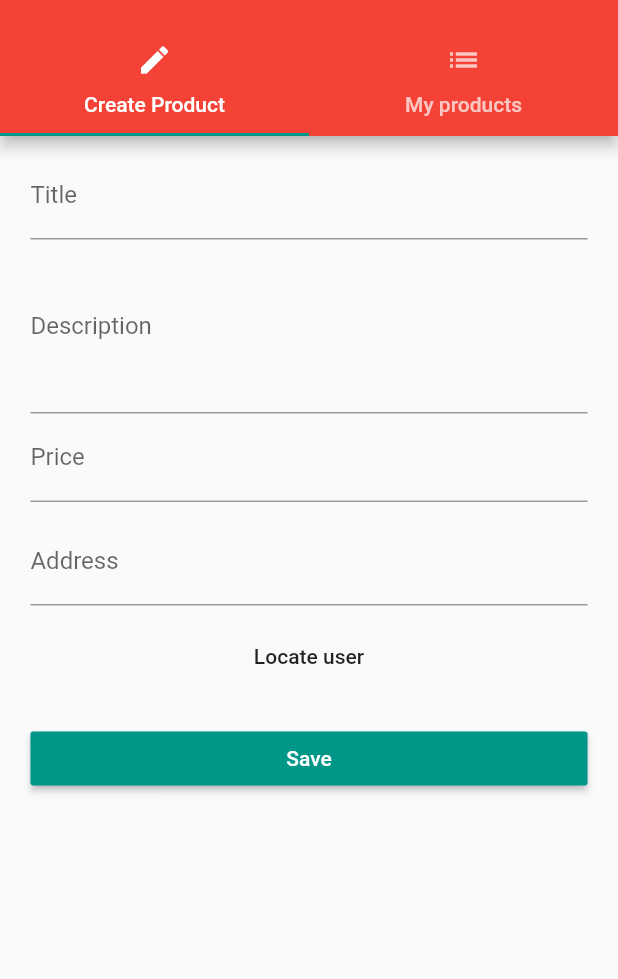
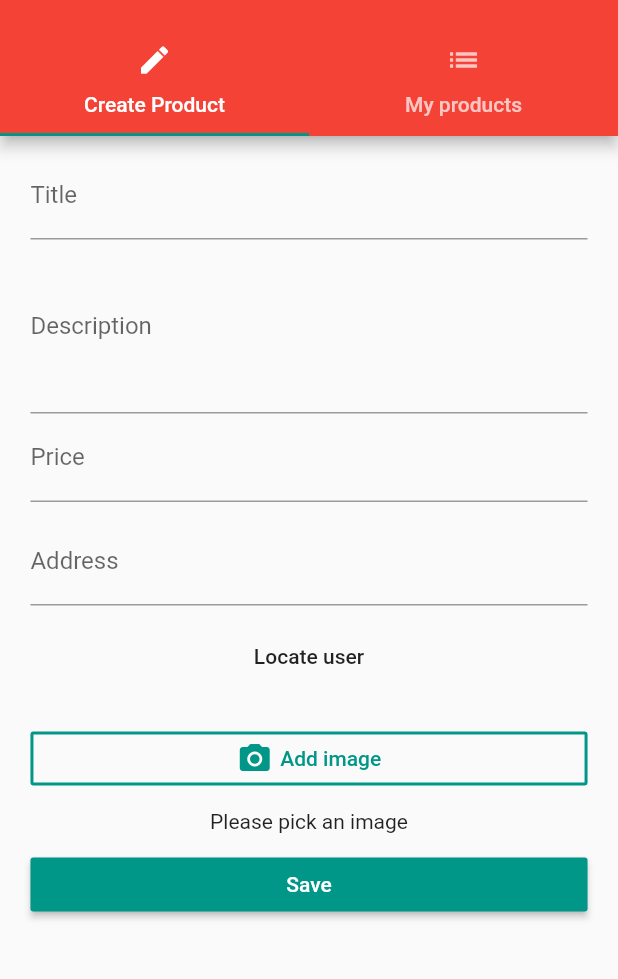
Before and after one commit to EgorenkovPavel/flutter_course, a Flutter app: the ProductsAdminPage screen opened directly with empty values, on a phone screen of 412 x 824 dp, the part 59-1038 px from its top. Run offline on Flutter 3.47's test engine with Material 2 defaults, Android fonts, the phone set to English and light mode, and no system bars; our stand-ins replace location, rxdart, shared_preferences; accounts and stored records are empty; network calls fail.

Commit message:
Add camera

```diff
--- a/lib/pages/product_edit.dart
+++ b/lib/pages/product_edit.dart
@@ -5,6 +5,7 @@ import '../models/product.dart';
 import '../scoped_models/main.dart';
 import '../widgets/location.dart';
 import '../models/location_data.dart';
+import '../widgets/image.dart';
 
 class ProductEditPage extends StatefulWidget {
 
@@ -154,7 +155,10 @@ class _productEditPageState extends State<ProductEditPage> {
                     SizedBox(
                       height: 10.0,
                     ),
-                    _buildSubmitButton()
+                    ImageInput(),
+                    SizedBox(
+                      height: 10.0,
+                    ),_buildSubmitButton()
                   ],
                 ),
               ),
--- /dev/null
+++ b/lib/widgets/image.dart
@@ -0,0 +1,100 @@
+import 'package:flutter/material.dart';
+
+//import 'package:image_picker/image_picker.dart';
+import 'dart:io';
+
+class ImageInput extends StatefulWidget {
+  @override
+  State<StatefulWidget> createState() {
+    return ImageInputState();
+  }
+}
+
+class ImageInputState extends State<ImageInput> {
+  File _imageFile;
+
+//  void _getImage(ImageSource sourse){
+//    ImagePicker.pickImage(source: sourse).then((File file){
+//        setState(){
+//          _imageFile = file;
+//        };
+//      Navigator.pop(context);
+//    });
+//  }
+
+  void _openImagePicker() {
+    showModalBottomSheet(
+        context: context,
+        builder: (BuildContext context) {
+          return Container(
+            height: 150.0,
+            padding: EdgeInsets.all(10.0),
+            child: Column(
+              children: <Widget>[
+                Text(
+                  'Pick image',
+                  style: TextStyle(fontWeight: FontWeight.bold),
+                ),
+                SizedBox(
+                  height: 10.0,
+                ),
+                FlatButton(
+                  textColor: Theme.of(context).primaryColor,
+                  child: Text('Use camera'),
+                  onPressed: () {
+//                    _getImage(ImageSource.camera);
+                  },
+                ),
+                FlatButton(
+                  textColor: Theme.of(context).primaryColor,
+                  child: Text('Use gallery'),
+                  onPressed: () {
+//                    _getImage(ImageSource.gallery);
+                  },
+                )
+              ],
+            ),
+          );
+        });
+  }
+
+  @override
+  Widget build(BuildContext context) {
+    return Column(
+      children: <Widget>[
+        OutlineButton(
+          borderSide:
+              BorderSide(color: Theme.of(context).accentColor, width: 2.0),
+          child: Row(
+            mainAxisAlignment: MainAxisAlignment.center,
+            children: <Widget>[
+              Icon(
+                Icons.camera_alt,
+                color: Theme.of(context).accentColor,
+              ),
+              SizedBox(
+                width: 5.0,
+              ),
+              Text(
+                'Add image',
+                style: TextStyle(color: Theme.of(context).accentColor),
+              )
+            ],
+          ),
+          onPressed: _openImagePicker,
+        ),
+        SizedBox(
+          height: 10.0,
+        ),
+        _imageFile == null
+            ? Text('Please pick an image')
+            : Image.file(
+                _imageFile,
+                fit: BoxFit.cover,
+                height: 300.0,
+                alignment: Alignment.topCenter,
+              )
+      ],
+    );
+  }
+}
--- a/pubspec.yaml
+++ b/pubspec.yaml
@@ -25,6 +25,7 @@ dependencies:
   rxdart: ^0.19.0
 #  map_view: ^0.0.14
   location: ^1.4.1
+#  image_picker: ^0.4.10
 
 dev_dependencies:
   flutter_test:
```
Also changed, not shown: 1 other file.
